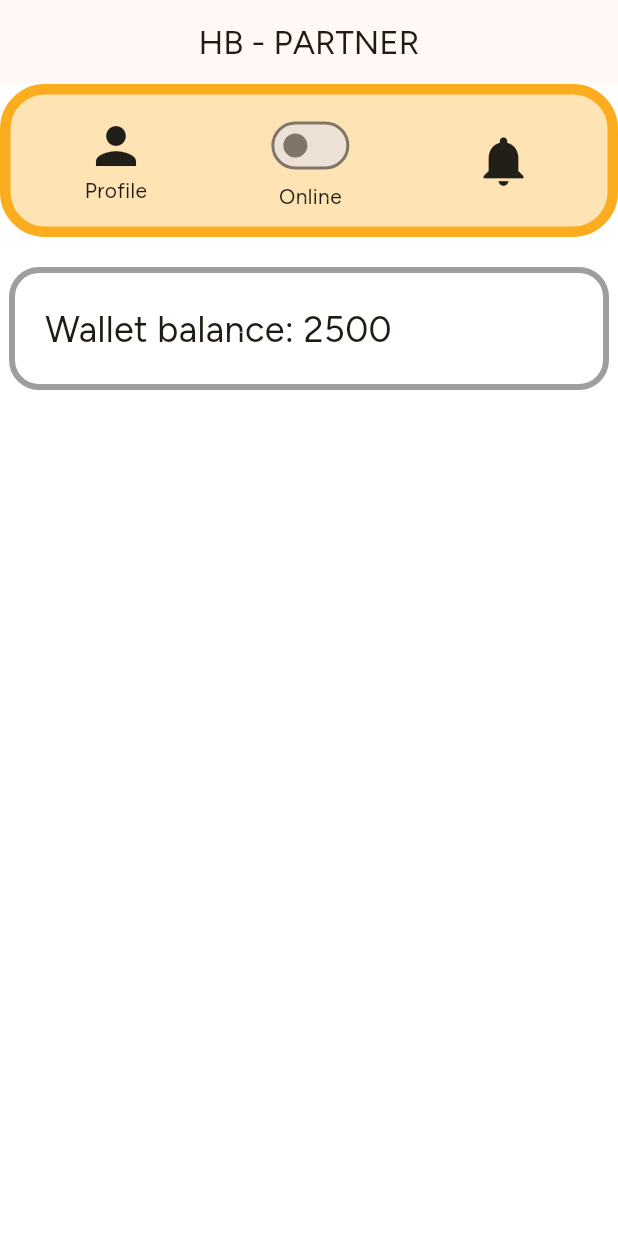
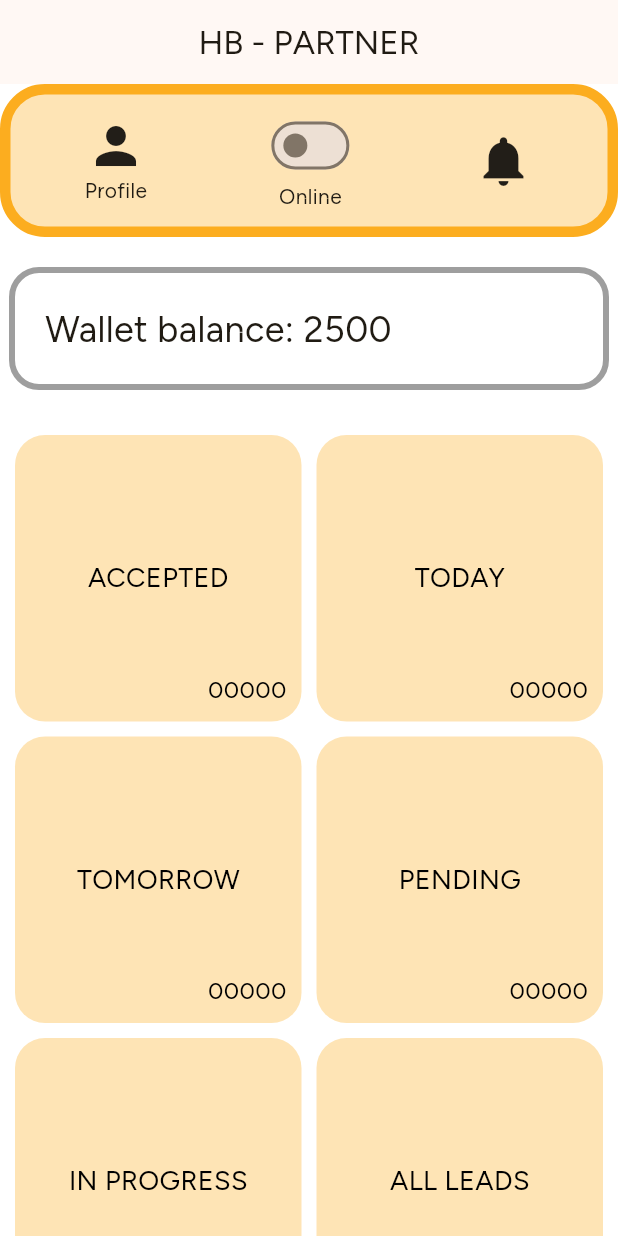
Before and after one commit to DigiReaper/hbs_partner, a Flutter app: the Dashboard screen opened directly, on a phone screen of 412 x 824 dp. Run offline on Flutter 3.47's test engine with Material 3 defaults, Android fonts, the light colour scheme and no system bars; our stand-ins replace dio, shared_preferences; missing offline and left inert: toasty_box; accounts and stored records are empty.

Commit message:
hbs_partner: modified the dashboard page

```diff
--- /dev/null
+++ b/lib/screens/accepted_page.dart
@@ -0,0 +1,15 @@
+import 'package:flutter/material.dart';
+
+class AcceptedPage extends StatelessWidget {
+  @override
+  Widget build(BuildContext context) {
+    return Scaffold(
+      appBar: AppBar(
+        title: Text('Accepted'),
+      ),
+      body: Center(
+        child: Text('This is the Accepted page'),
+      ),
+    );
+  }
+}
--- /dev/null
+++ b/lib/screens/all_leads.dart
@@ -0,0 +1,15 @@
+import 'package:flutter/material.dart';
+
+class InProgressLeadsScreen extends StatelessWidget {
+  @override
+  Widget build(BuildContext context) {
+    return Scaffold(
+      appBar: AppBar(
+        title: Text('In Progress Leads'),
+      ),
+      body: Center(
+        child: Text('No leads in progress.'),
+      ),
+    );
+  }
+}
--- /dev/null
+++ b/lib/screens/completed_leads.dart
@@ -0,0 +1,15 @@
+import 'package:flutter/material.dart';
+
+class InProgressLeadsScreen extends StatelessWidget {
+  @override
+  Widget build(BuildContext context) {
+    return Scaffold(
+      appBar: AppBar(
+        title: Text('In Progress Leads'),
+      ),
+      body: Center(
+        child: Text('No leads in progress.'),
+      ),
+    );
+  }
+}
--- a/lib/screens/dashboard.dart
+++ b/lib/screens/dashboard.dart
@@ -1,4 +1,5 @@
 import 'package:flutter/material.dart';
+import 'package:hbs_partner/screens/accepted_page.dart';
 import 'package:hbs_partner/screens/profile/profile.dart';
 import 'package:hbs_partner/theme.dart'; // Import the theme file to use primaryColor
 
@@ -15,6 +16,42 @@ class _DashboardState extends State<Dashboard> {
     setState(() {
       _selectedIndex = index;
     });
+  }
+
+  void _navigateToPage(String page) {
+    // Add navigation logic for each page here
+    switch (page) {
+      case 'ACCEPTED':
+         Navigator.push(
+          context,
+          MaterialPageRoute(builder: (context) => AcceptedPage()),
+        );
+        break;
+      case 'TODAY':
+        // Navigate to Today page
+        break;
+      case 'TOMORROW':
+        // Navigate to Tomorrow page
+        break;
+      case 'PENDING':
+        // Navigate to Pending page
+        break;
+      case 'IN PROGRESS':
+        // Navigate to In Progress page
+        break;
+      case 'ALL LEADS':
+        // Navigate to All Leads page
+        break;
+      case 'COMPLETED':
+        // Navigate to Completed page
+        break;
+      case 'MISSED':
+        // Navigate to Missed page
+        break;
+      default:
+        // Default action
+        break;
+    }
   }
 
   @override
@@ -40,8 +77,21 @@ class _DashboardState extends State<Dashboard> {
               children: [
                 Column(
                   children: [
-                    Icon(Icons.person, size: 40),
-                    Text('Profile'),
+                    GestureDetector(
+                      onTap: () {
+                        Navigator.push(
+                          context,
+                          MaterialPageRoute(
+                              builder: (context) => ProfilePage()),
+                        );
+                      },
+                      child: Column(
+                        children: [
+                          Icon(Icons.person, size: 40),
+                          Text('Profile'),
+                        ],
+                      ),
+                    ),
                   ],
                 ),
                 Column(
@@ -49,9 +99,9 @@ class _DashboardState extends State<Dashboard> {
                     Switch(
                       value: _isOnline,
                       onChanged: (bool value) {
-                      setState(() {
-                        _isOnline = value;
-                      });
+                        setState(() {
+                          _isOnline = value;
+                        });
                       },
                       activeColor: Colors.green,
                     ),
@@ -75,6 +125,54 @@ class _DashboardState extends State<Dashboard> {
               style: TextStyle(fontSize: 24),
             ),
           ),
+          SizedBox(height: 20),
+          Expanded(
+            child: GridView.count(
+              crossAxisCount: 2,
+              crossAxisSpacing: 10,
+              mainAxisSpacing: 10,
+              padding: EdgeInsets.all(10),
+              children: [
+                'ACCEPTED',
+                'TODAY',
+                'TOMORROW',
+                'PENDING',
+                'IN PROGRESS',
+                'ALL LEADS',
+                'COMPLETED',
+                'MISSED',
+              ].map((text) {
+                return GestureDetector(
+                  onTap: () {
+                    _navigateToPage(text);
+                  },
+                  child: Stack(
+                    children: [
+                      Container(
+                        decoration: BoxDecoration(
+                          color: primaryColor.withOpacity(0.33),
+                          borderRadius: BorderRadius.circular(20),
+                        ),
+                        alignment: Alignment.center,
+                        child: Text(
+                          text,
+                          style: TextStyle(color: Colors.black, fontSize: 18),
+                        ),
+                      ),
+                      Positioned(
+                        bottom: 10,
+                        right: 10,
+                        child: Text(
+                          '00000',
+                          style: TextStyle(color: Colors.black, fontSize: 16),
+                        ),
+                      ),
+                    ],
+                  ),
+                );
+              }).toList(),
+            ),
+          )
         ],
       ),
       // bottomNavigationBar: BottomNavigationBar(
--- /dev/null
+++ b/lib/screens/inprogress_leads.dart
@@ -0,0 +1,15 @@
+import 'package:flutter/material.dart';
+
+class InProgressLeadsScreen extends StatelessWidget {
+  @override
+  Widget build(BuildContext context) {
+    return Scaffold(
+      appBar: AppBar(
+        title: Text('In Progress Leads'),
+      ),
+      body: Center(
+        child: Text('No leads in progress.'),
+      ),
+    );
+  }
+}
--- /dev/null
+++ b/lib/screens/missed_leads.dart
@@ -0,0 +1,15 @@
+import 'package:flutter/material.dart';
+
+class InProgressLeadsScreen extends StatelessWidget {
+  @override
+  Widget build(BuildContext context) {
+    return Scaffold(
+      appBar: AppBar(
+        title: Text('In Progress Leads'),
+      ),
+      body: Center(
+        child: Text('No leads in progress.'),
+      ),
+    );
+  }
+}
--- /dev/null
+++ b/lib/screens/pending_leads.dart
@@ -0,0 +1,15 @@
+import 'package:flutter/material.dart';
+
+class PendingLeadsScreen extends StatelessWidget {
+  @override
+  Widget build(BuildContext context) {
+    return Scaffold(
+      appBar: AppBar(
+        title: Text('Pending Leads'),
+      ),
+      body: Center(
+        child: Text('No pending leads at the moment.'),
+      ),
+    );
+  }
+}
```
Also changed, not shown: lib/screens/today_leads.dart (added, +18 -0 lines), lib/screens/tomorrow_leads.dart (added, +24 -0 lines), pubspec.lock.
